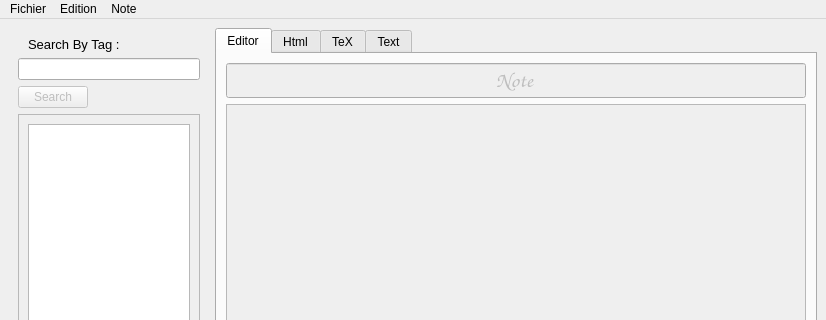
Above: view/mainwindow.ui from DEKHTIARJonathan/LO21-Project before the change; both pictures show x 0 to 826 and y 0 to 320 of the 826 by 578 pixel window. Below: the same form after it.
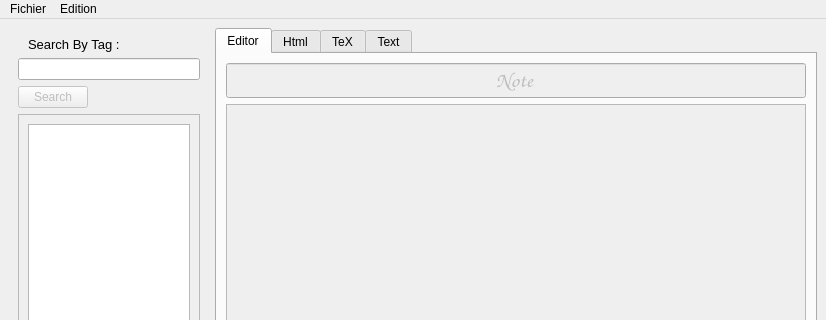
That is the form after the change.

```diff
--- a/view/mainwindow.ui
+++ b/view/mainwindow.ui
@@ -333,19 +333,8 @@
     <addaction name="actionCouper"/>
     <addaction name="actionColler"/>
    </widget>
-   <widget class="QMenu" name="menuNote">
-    <property name="title">
-     <string>Note</string>
-    </property>
-    <addaction name="actionNouveau_Document"/>
-    <addaction name="actionNouvel_Article"/>
-    <addaction name="actionNouvelle_Video"/>
-    <addaction name="actionNouvelle_Image"/>
-    <addaction name="actionNouveau_Son"/>
-   </widget>
    <addaction name="menuFichier"/>
    <addaction name="menuEdition"/>
-   <addaction name="menuNote"/>
   </widget>
   <widget class="QStatusBar" name="statusbar">
    <property name="sizePolicy">
```
Left out of the diff: 31 changed lines with no effect on the pictures.
